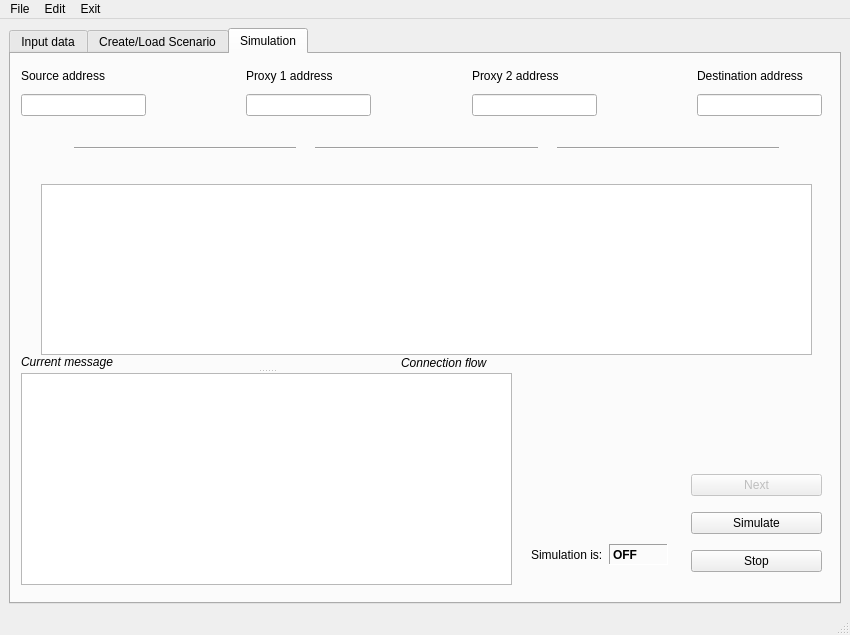
Qt form GUI.ui (przypieczony/thesis_main) before a commit.
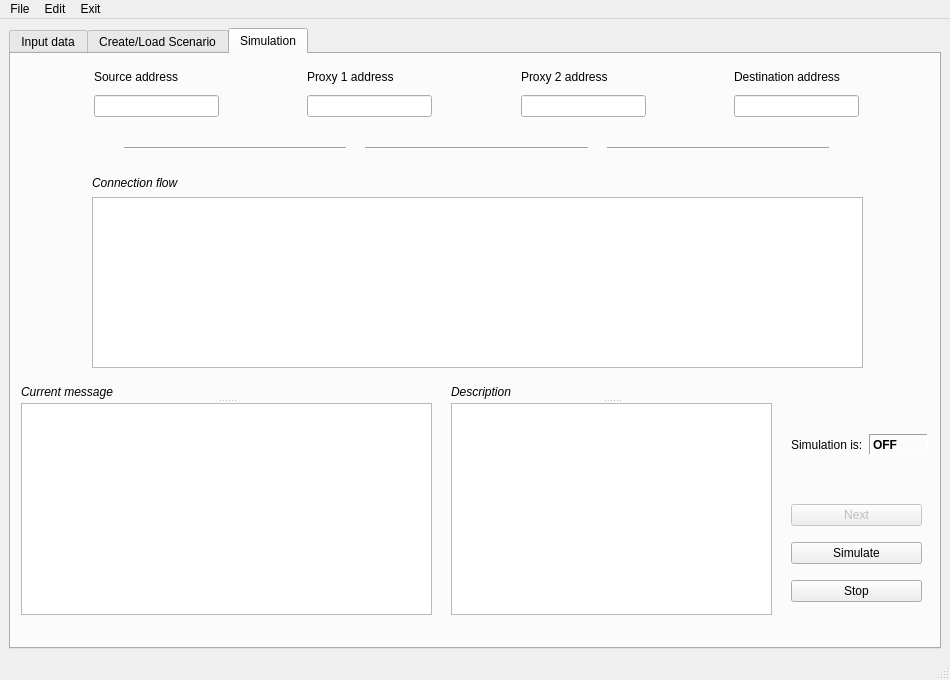
The same form after that commit. The open tabs and pages were chosen to show the change. Icons and pictures are not drawn.

Commit message: New beta version: Added description to messages and improved GUI

```diff
--- a/GUI.ui
+++ b/GUI.ui
@@ -9,8 +9,8 @@
    <rect>
     <x>0</x>
     <y>0</y>
-    <width>850</width>
-    <height>635</height>
+    <width>950</width>
+    <height>680</height>
    </rect>
   </property>
   <property name="sizePolicy">
@@ -21,14 +21,14 @@
   </property>
   <property name="minimumSize">
    <size>
-    <width>850</width>
-    <height>635</height>
+    <width>950</width>
+    <height>680</height>
    </size>
   </property>
   <property name="maximumSize">
    <size>
-    <width>850</width>
-    <height>635</height>
+    <width>950</width>
+    <height>680</height>
    </size>
   </property>
   <property name="windowTitle">
@@ -670,33 +670,12 @@
        <attribute name="title">
         <string>Simulation</string>
        </attribute>
-       <widget class="QTextEdit" name="flowField">
-        <property name="geometry">
-         <rect>
-          <x>30</x>
-          <y>130</y>
-          <width>771</width>
-          <height>171</height>
-         </rect>
-        </property>
-        <property name="font">
-         <font>
-          <family>Courier New</family>
-          <pointsize>10</pointsize>
-          <weight>50</weight>
-          <bold>false</bold>
-         </font>
-        </property>
-        <property name="readOnly">
-         <bool>true</bool>
-        </property>
-       </widget>
        <widget class="QSplitter" name="splitter_2">
         <property name="geometry">
          <rect>
           <x>10</x>
-          <y>300</y>
-          <width>491</width>
+          <y>330</y>
+          <width>411</width>
           <height>231</height>
          </rect>
         </property>
@@ -728,8 +707,8 @@
        <widget class="QWidget" name="layoutWidget">
         <property name="geometry">
          <rect>
-          <x>680</x>
-          <y>410</y>
+          <x>780</x>
+          <y>440</y>
           <width>131</width>
           <height>121</height>
          </rect>
@@ -764,15 +743,15 @@
        <widget class="QWidget" name="layoutWidget">
         <property name="geometry">
          <rect>
-          <x>10</x>
+          <x>0</x>
           <y>10</y>
-          <width>801</width>
-          <height>52</height>
+          <width>931</width>
+          <height>53</height>
          </rect>
         </property>
         <layout class="QGridLayout" name="gridLayout_6">
-         <item row="1" column="0">
-          <widget class="QLineEdit" name="sourceHW">
+         <item row="1" column="5">
+          <widget class="QLineEdit" name="proxyTwoHW">
            <property name="enabled">
             <bool>true</bool>
            </property>
@@ -807,6 +786,41 @@
           </widget>
          </item>
          <item row="1" column="1">
+          <widget class="QLineEdit" name="sourceHW">
+           <property name="enabled">
+            <bool>true</bool>
+           </property>
+           <property name="font">
+            <font>
+             <pointsize>9</pointsize>
+             <weight>75</weight>
+             <bold>true</bold>
+            </font>
+           </property>
+           <property name="statusTip">
+            <string/>
+           </property>
+           <property name="inputMethodHints">
+            <set>Qt::ImhNone</set>
+           </property>
+           <property name="inputMask">
+            <string/>
+           </property>
+           <property name="text">
+            <string/>
+           </property>
+           <property name="frame">
+            <bool>true</bool>
+           </property>
+           <property name="readOnly">
+            <bool>true</bool>
+           </property>
+           <property name="placeholderText">
+            <string/>
+           </property>
+          </widget>
+         </item>
+         <item row="1" column="2">
           <spacer name="horizontalSpacer">
            <property name="orientation">
             <enum>Qt::Horizontal</enum>
@@ -819,7 +833,7 @@
            </property>
           </spacer>
          </item>
-         <item row="1" column="3">
+         <item row="1" column="4">
           <spacer name="horizontalSpacer_2">
            <property name="orientation">
             <enum>Qt::Horizontal</enum>
@@ -832,7 +846,7 @@
            </property>
           </spacer>
          </item>
-         <item row="1" column="6">
+         <item row="1" column="7">
           <widget class="QLineEdit" name="destHW">
            <property name="enabled">
             <bool>true</bool>
@@ -867,7 +881,7 @@
            </property>
           </widget>
          </item>
-         <item row="1" column="2">
+         <item row="1" column="3">
           <widget class="QLineEdit" name="proxyOneHW">
            <property name="enabled">
             <bool>true</bool>
@@ -902,112 +916,101 @@
            </property>
           </widget>
          </item>
-         <item row="1" column="4">
-          <widget class="QLineEdit" name="proxyTwoHW">
-           <property name="enabled">
-            <bool>true</bool>
-           </property>
-           <property name="font">
-            <font>
-             <pointsize>9</pointsize>
-             <weight>75</weight>
-             <bold>true</bold>
-            </font>
-           </property>
-           <property name="statusTip">
-            <string/>
-           </property>
-           <property name="inputMethodHints">
-            <set>Qt::ImhNone</set>
-           </property>
-           <property name="inputMask">
-            <string/>
-           </property>
-           <property name="text">
-            <string/>
-           </property>
-           <property name="frame">
-            <bool>true</bool>
-           </property>
-           <property name="readOnly">
-            <bool>true</bool>
-           </property>
-           <property name="placeholderText">
-            <string/>
-           </property>
-          </widget>
-         </item>
-         <item row="1" column="5">
-          <spacer name="horizontalSpacer_3">
-           <property name="orientation">
-            <enum>Qt::Horizontal</enum>
-           </property>
-           <property name="sizeHint" stdset="0">
-            <size>
-             <width>40</width>
-             <height>20</height>
-            </size>
-           </property>
-          </spacer>
-         </item>
-         <item row="0" column="0">
+         <item row="0" column="1">
           <widget class="QLabel" name="label_21">
            <property name="text">
             <string>Source address</string>
            </property>
           </widget>
          </item>
-         <item row="0" column="2">
+         <item row="0" column="3">
           <widget class="QLabel" name="label_20">
            <property name="text">
             <string>Proxy 1 address</string>
            </property>
           </widget>
          </item>
-         <item row="0" column="4">
+         <item row="0" column="5">
           <widget class="QLabel" name="label_23">
            <property name="text">
             <string>Proxy 2 address</string>
            </property>
           </widget>
          </item>
-         <item row="0" column="6">
+         <item row="0" column="7">
           <widget class="QLabel" name="label_22">
            <property name="text">
             <string>Destination address</string>
            </property>
           </widget>
          </item>
+         <item row="1" column="6">
+          <spacer name="horizontalSpacer_3">
+           <property name="orientation">
+            <enum>Qt::Horizontal</enum>
+           </property>
+           <property name="sizeHint" stdset="0">
+            <size>
+             <width>40</width>
+             <height>20</height>
+            </size>
+           </property>
+          </spacer>
+         </item>
+         <item row="0" column="0">
+          <spacer name="horizontalSpacer_12">
+           <property name="orientation">
+            <enum>Qt::Horizontal</enum>
+           </property>
+           <property name="sizeHint" stdset="0">
+            <size>
+             <width>40</width>
+             <height>20</height>
+            </size>
+           </property>
+          </spacer>
+         </item>
+         <item row="0" column="8">
+          <spacer name="horizontalSpacer_13">
+           <property name="orientation">
+            <enum>Qt::Horizontal</enum>
+           </property>
+           <property name="sizeHint" stdset="0">
+            <size>
+             <width>40</width>
+             <height>20</height>
+            </size>
+           </property>
+          </spacer>
+         </item>
         </layout>
        </widget>
-       <widget class="QLabel" name="flowLabel">
-        <property name="geometry">
-         <rect>
-          <x>390</x>
-          <y>300</y>
-          <width>112</width>
-          <height>17</height>
-         </rect>
-        </property>
-        <property name="font">
-         <font>
-          <italic>true</italic>
-         </font>
-        </property>
-        <property name="text">
-         <string>Connection flow</string>
-        </property>
-       </widget>
        <widget class="QWidget" name="layoutWidget">
         <property name="geometry">
          <rect>
-          <x>50</x>
+          <x>0</x>
           <y>70</y>
-          <width>731</width>
+          <width>931</width>
           <height>50</height>
          </rect>
         </property>
         <layout class="QHBoxLayout" name="horizontalLayout_3">
+         <item>
+          <spacer name="horizontalSpacer_5">
+           <property name="orientation">
+            <enum>Qt::Horizontal</enum>
+           </property>
+           <property name="sizeType">
+            <enum>QSizePolicy::Fixed</enum>
+           </property>
+           <property name="sizeHint" stdset="0">
+            <size>
+             <width>100</width>
+             <height>20</height>
+            </size>
+           </property>
+          </spacer>
+         </item>
          <item>
           <widget class="QLabel" name="phone">
            <property name="text">
@@ -1099,13 +1102,29 @@
            </property>
           </widget>
          </item>
+         <item>
+          <spacer name="horizontalSpacer_4">
+           <property name="orientation">
+            <enum>Qt::Horizontal</enum>
+           </property>
+           <property name="sizeType">
+            <enum>QSizePolicy::Fixed</enum>
+           </property>
+           <property name="sizeHint" stdset="0">
+            <size>
+             <width>100</width>
+             <height>20</height>
+            </size>
+           </property>
+          </spacer>
+         </item>
         </layout>
        </widget>
        <widget class="QWidget" name="layoutWidget">
         <property name="geometry">
          <rect>
-          <x>520</x>
-          <y>490</y>
+          <x>780</x>
+          <y>380</y>
           <width>137</width>
           <height>21</height>
          </rect>
@@ -1148,6 +1167,117 @@
          </item>
         </layout>
        </widget>
+       <widget class="QSplitter" name="splitter_5">
+        <property name="geometry">
+         <rect>
+          <x>440</x>
+          <y>330</y>
+          <width>321</width>
+          <height>231</height>
+         </rect>
+        </property>
+        <property name="orientation">
+         <enum>Qt::Vertical</enum>
+        </property>
+        <widget class="QLabel" name="labelCurrentMessage_3">
+         <property name="font">
+          <font>
+           <italic>true</italic>
+          </font>
+         </property>
+         <property name="text">
+          <string>Description</string>
+         </property>
+        </widget>
+        <widget class="QTextEdit" name="descriptionField">
+         <property name="font">
+          <font>
+           <family>Courier New</family>
+           <pointsize>10</pointsize>
+           <weight>75</weight>
+           <bold>true</bold>
+          </font>
+         </property>
+         <property name="readOnly">
+          <bool>true</bool>
+         </property>
+        </widget>
+       </widget>
+       <widget class="QWidget" name="">
+        <property name="geometry">
+         <rect>
+          <x>80</x>
+          <y>120</y>
+          <width>773</width>
+          <height>196</height>
+         </rect>
+        </property>
+        <layout class="QGridLayout" name="gridLayout_16">
+         <item row="0" column="0">
+          <widget class="QLabel" name="flowLabel">
+           <property name="sizePolicy">
+            <sizepolicy hsizetype="Fixed" vsizetype="Fixed">
+             <horstretch>0</horstretch>
+             <verstretch>0</verstretch>
+            </sizepolicy>
+           </property>
+           <property name="minimumSize">
+            <size>
+             <width>112</width>
+             <height>17</height>
+            </size>
+           </property>
+           <property name="maximumSize">
+            <size>
+             <width>112</width>
+             <height>17</height>
+            </size>
+           </property>
+           <property name="font">
+            <font>
+             <italic>true</italic>
+            </font>
+           </property>
+           <property name="text">
+            <string>Connection flow</string>
+           </property>
+          </widget>
+         </item>
+         <item row="1" column="0">
+          <widget class="QTextEdit" name="flowField">
+           <property name="sizePolicy">
+            <sizepolicy hsizetype="Fixed" vsizetype="Fixed">
+             <horstretch>0</horstretch>
+             <verstretch>0</verstretch>
+            </sizepolicy>
+           </property>
+           <property name="minimumSize">
+            <size>
+             <width>771</width>
+             <height>171</height>
+            </size>
+           </property>
+           <property name="maximumSize">
+            <size>
+             <width>771</width>
+             <height>171</height>
+            </size>
+           </property>
+           <property name="font">
+            <font>
+             <family>Courier New</family>
+             <pointsize>10</pointsize>
+             <weight>50</weight>
+             <bold>false</bold>
+            </font>
+           </property>
+           <property name="readOnly">
+            <bool>true</bool>
+           </property>
+          </widget>
+         </item>
+        </layout>
+       </widget>
        <zorder>layoutWidget</zorder>
        <zorder>layoutWidget</zorder>
        <zorder>flowField</zorder>
@@ -1165,7 +1295,7 @@
     <rect>
      <x>0</x>
      <y>0</y>
-     <width>850</width>
+     <width>950</width>
      <height>25</height>
     </rect>
    </property>
```
Left out of the diff: 329 changed lines with no effect on the pictures. The commit also changes 4 other files.
